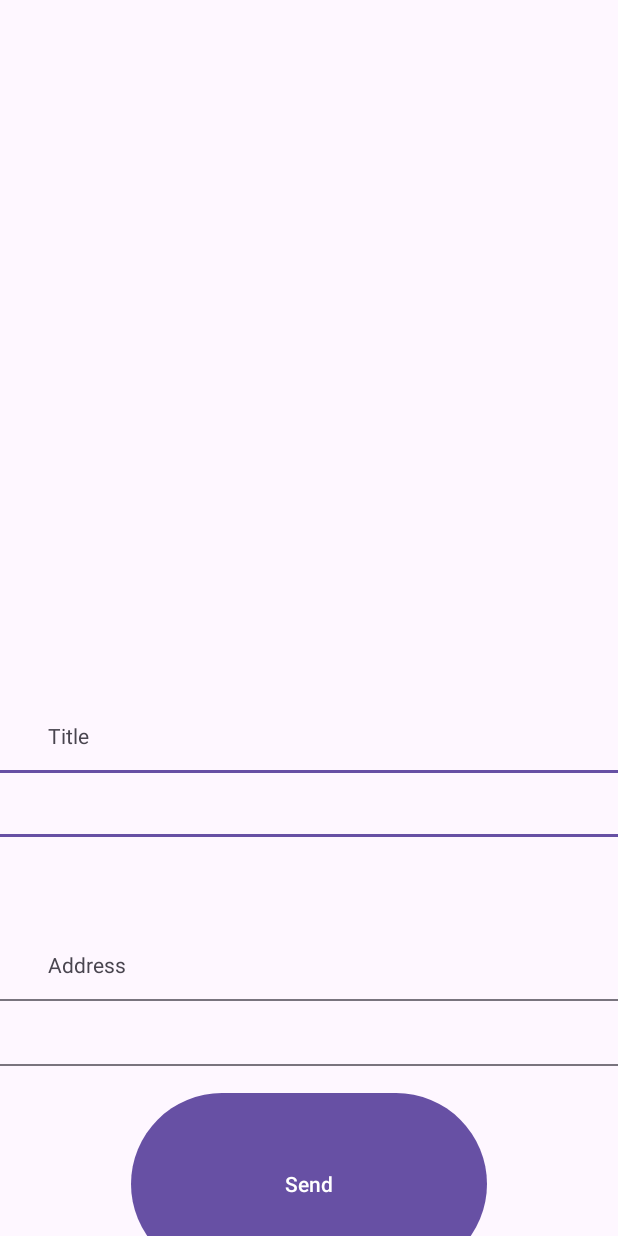
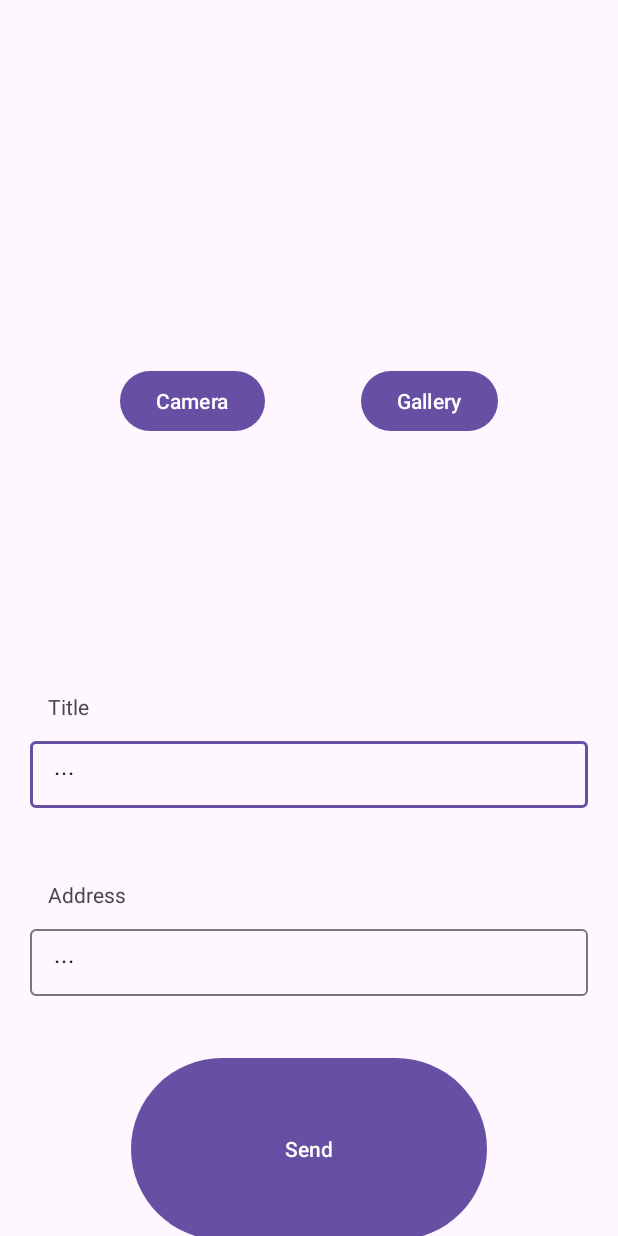
Before and after one commit to Niranjanfr/ProjectLeBonCoin_AMSE, an Android app: the screen it shows after launch (AdAddActivity before the commit, CameraAdAddActivity after it), after a tap on "Add Material", on a phone screen of 412 x 824 dp. Run offline under Robolectric (Android 15) with nearby library versions, the phone set to English and light mode, and no system bars.

Commit message:
add camera

```diff
--- a/app/src/main/java/com/example/projectleboncoin_amse/CameraAdAddActivity.java
+++ b/app/src/main/java/com/example/projectleboncoin_amse/CameraAdAddActivity.java
@@ -53,7 +53,7 @@ public class CameraAdAddActivity extends AppCompatActivity {
     @Override
     protected void onCreate(Bundle savedInstanceState) {
         super.onCreate(savedInstanceState);
-        setContentView(R.layout.activity_ad_add); // Complete with the identifier of your activity
+        setContentView(R.layout.activity_camera_ad_add); // Complete with the identifier of your activity
 
         camera_open_id = findViewById(R.id.button2);
         gallery_open_id = findViewById(R.id.button3);
--- a/app/src/main/java/com/example/projectleboncoin_amse/MainActivity.java
+++ b/app/src/main/java/com/example/projectleboncoin_amse/MainActivity.java
@@ -33,7 +33,7 @@ public class MainActivity extends AppCompatActivity {
         button10.setOnClickListener(new View.OnClickListener() {
             @Override
             public void onClick(View v) {
-                Intent lancementSecondeActivite = new Intent(MainActivity.this, AdAddActivity.class);
+                Intent lancementSecondeActivite = new Intent(MainActivity.this, CameraAdAddActivity .class);
                 startActivity (lancementSecondeActivite);
             }
         });
--- a/app/src/main/res/layout/activity_camera_ad_add.xml
+++ b/app/src/main/res/layout/activity_camera_ad_add.xml
@@ -46,7 +46,7 @@
 
     <com.google.android.material.textfield.TextInputLayout
         android:id="@+id/edittext1"
-        android:layout_width="519dp"
+        android:layout_width="372dp"
         android:layout_height="50dp"
         android:layout_marginStart="32dp"
         android:layout_marginTop="8dp"
@@ -80,7 +80,7 @@
 
     <com.google.android.material.textfield.TextInputLayout
         android:id="@+id/edittext2"
-        android:layout_width="519dp"
+        android:layout_width="372dp"
         android:layout_height="50dp"
         android:layout_marginStart="32dp"
         android:layout_marginTop="8dp"
```
